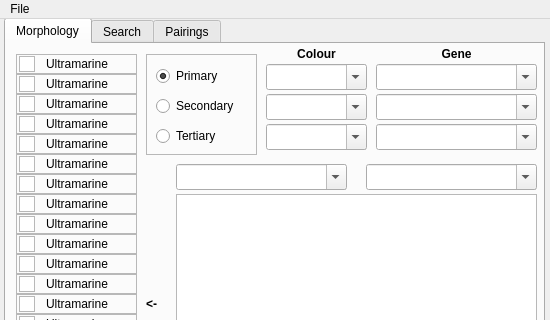
Qt form mainwindow.ui (TheCalpolMan/flight-rising-breeding-tracker) before a commit; both pictures show x 0 to 550 and y 0 to 320 of the 550 by 587 pixel window.
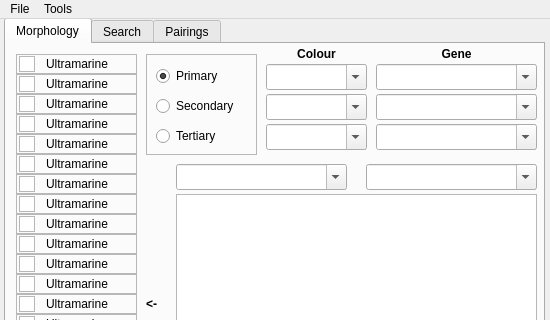
The same form after that commit. Icons and pictures are not drawn. Custom widgets are drawn as their Qt base class.

Commit message: colour distribution tool 1st pass

The edit to the form file:
```diff
--- a/mainwindow.ui
+++ b/mainwindow.ui
@@ -1895,7 +1895,14 @@
     <addaction name="actionSave"/>
     <addaction name="actionSave_As"/>
    </widget>
+   <widget class="QMenu" name="menuTools">
+    <property name="title">
+     <string>Tools</string>
+    </property>
+    <addaction name="actionColour_Distribution"/>
+   </widget>
    <addaction name="menuFile"/>
+   <addaction name="menuTools"/>
   </widget>
   <action name="actionSave">
    <property name="icon">
```
Left out of the diff: 5 changed lines with no effect on the pictures. The commit also changes 6 other files.
